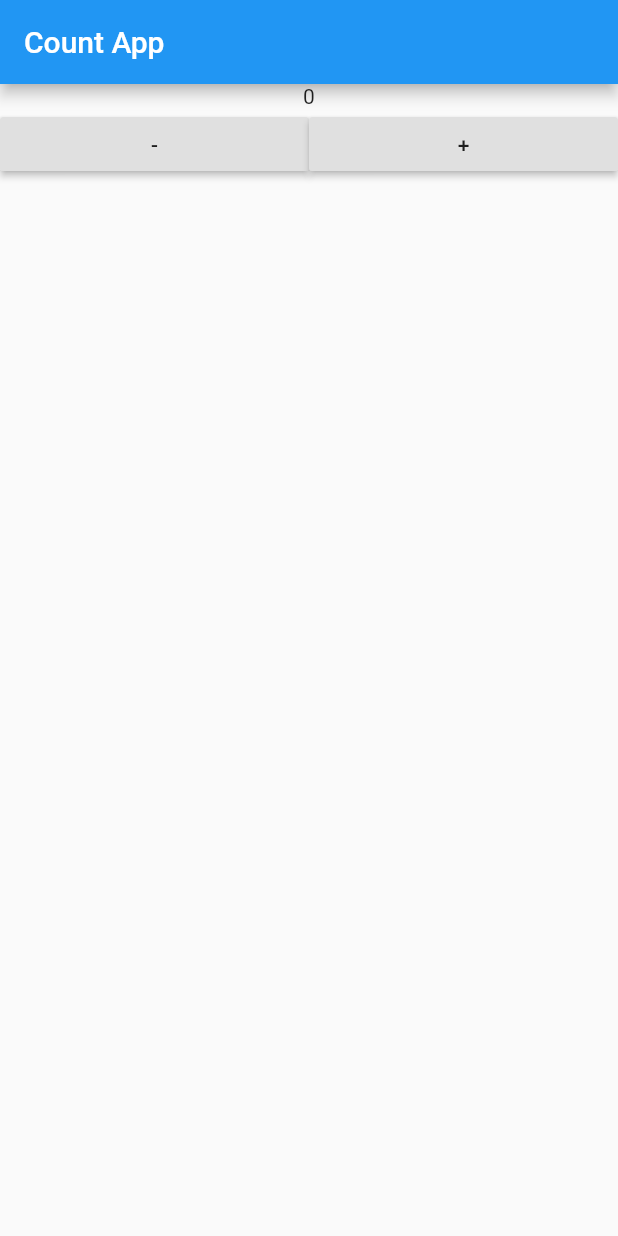
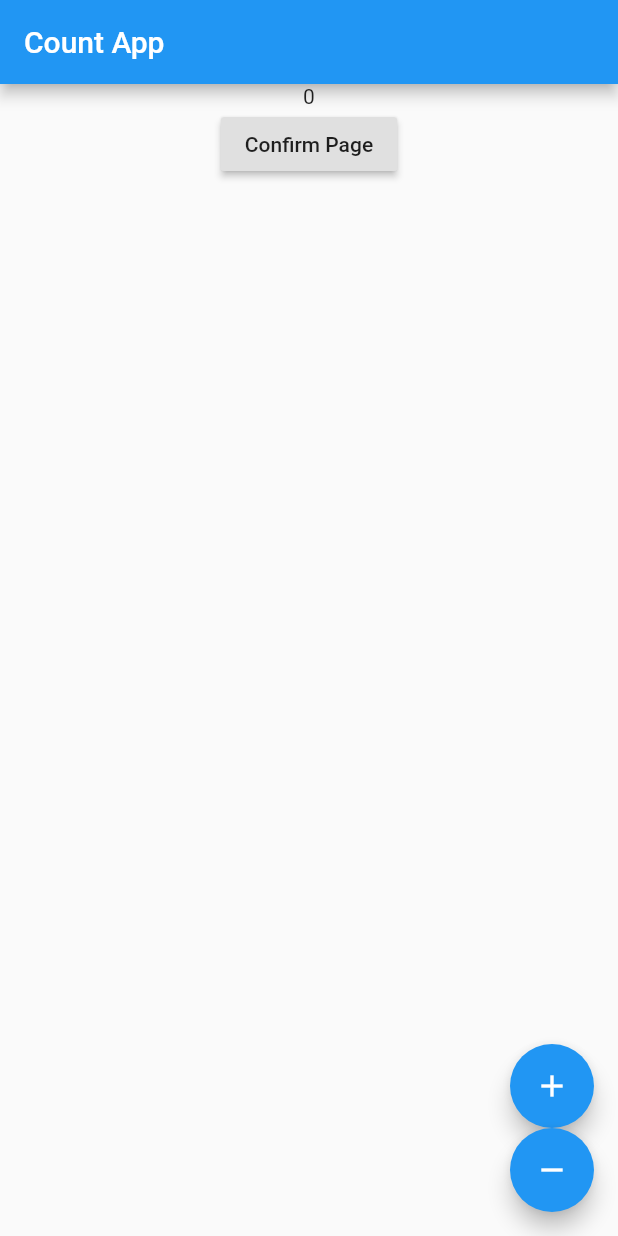
Before and after one commit to formegusto/study-basic-flutter, a Flutter app: the screen it shows after launch, on a phone screen of 412 x 824 dp. Run offline on Flutter 3.47's test engine with Material 2 defaults, Android fonts, the phone set to English and light mode, and no system bars.

Commit message:
another Page use Provider

```diff
--- a/lib/component/provider/CountApp.dart
+++ b/lib/component/provider/CountApp.dart
@@ -9,7 +9,9 @@ class CountApp extends StatelessWidget {
     // TODO: implement build
     return ChangeNotifierProvider<CountProvider>(
       create: (_) => CountProvider(0),
-      child: CountPage(),
+      child: MaterialApp(
+        home: CountPage(),
+      ),
     );
   }
 }
--- a/lib/component/provider/page/CountPage.dart
+++ b/lib/component/provider/page/CountPage.dart
@@ -1,8 +1,10 @@
 import 'package:flutter/material.dart';
 import 'package:provider/provider.dart';
+import 'package:study_basic_flutter/component/provider/page/CountConfirmPage.dart';
 import 'package:study_basic_flutter/component/provider/provider/CountProvider.dart';
 
 class CountPage extends StatefulWidget {
+  CountPage({Key key}) : super(key: key);
   @override
   CountPageState createState() => CountPageState();
 }
@@ -15,35 +17,43 @@ class CountPageState extends State<CountPage> {
     // TODO: implement build
     return Scaffold(
         appBar: AppBar(title: Text('Count App')),
+        floatingActionButton: Column(
+          mainAxisAlignment: MainAxisAlignment.end,
+          children: [
+            FloatingActionButton(
+              onPressed: () {
+                counter.increment();
+              },
+              tooltip: 'Increment',
+              child: Icon(Icons.add),
+              heroTag: null,
+            ),
+            FloatingActionButton(
+              onPressed: () {
+                counter.decrement();
+              },
+              tooltip: 'Decrement',
+              child: Icon(Icons.remove),
+              heroTag: null,
+            )
+          ],
+        ),
         body: Container(
             width: MediaQuery.of(context).size.width,
             height: MediaQuery.of(context).size.height,
             child: Column(
               children: [
                 Text('${counter.getCounter()}'),
-                Row(
-                  children: [
-                    Expanded(
-                      child: Container(
-                        child: RaisedButton(
-                            onPressed: () {
-                              counter.decrement();
-                            },
-                            child: Text("-")),
-                      ),
-                    ),
-                    Expanded(
-                      child: Container(
-                        child: RaisedButton(
-                            onPressed: () {
-                              counter.increment();
-                            },
-                            child: Text("+")),
-                      ),
-                    ),
-                  ],
+                RaisedButton(
+                  onPressed: openConfirmPage,
+                  child: Text("Confirm Page"),
                 )
               ],
             )));
   }
+
+  Future openConfirmPage() {
+    return Navigator.push(
+        context, MaterialPageRoute(builder: (context) => CountConfirmPage()));
+  }
 }
--- a/lib/main.dart
+++ b/lib/main.dart
@@ -1,14 +1,4 @@
 import 'package:flutter/material.dart';
 import 'package:study_basic_flutter/component/provider/CountApp.dart';
 
-void main() => runApp(StudyApp());
-
-class StudyApp extends StatelessWidget {
-  @override
-  Widget build(BuildContext context) {
-    // TODO: implement build
-    return MaterialApp(
-      home: CountApp(),
-    );
-  }
-}
+void main() => runApp(CountApp());
```
Also changed, not shown: lib/component/provider/page/CountConfirmPage.dart (added, +22 -0 lines).
